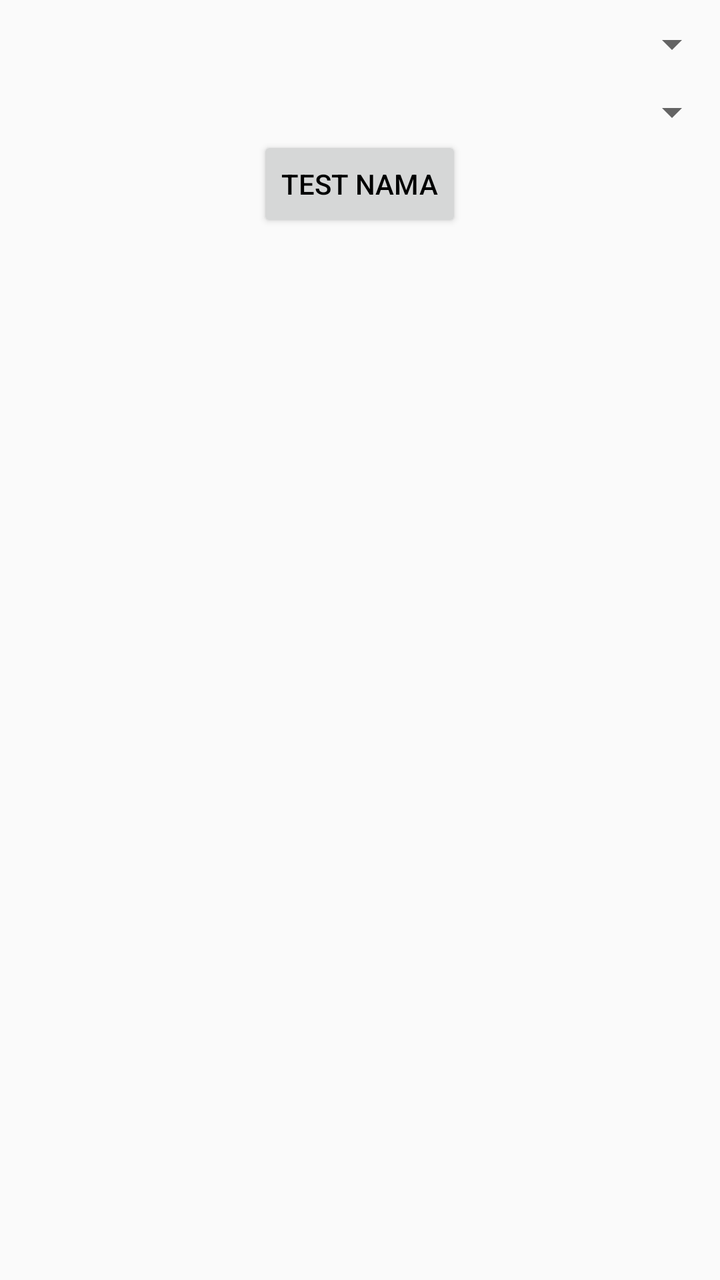
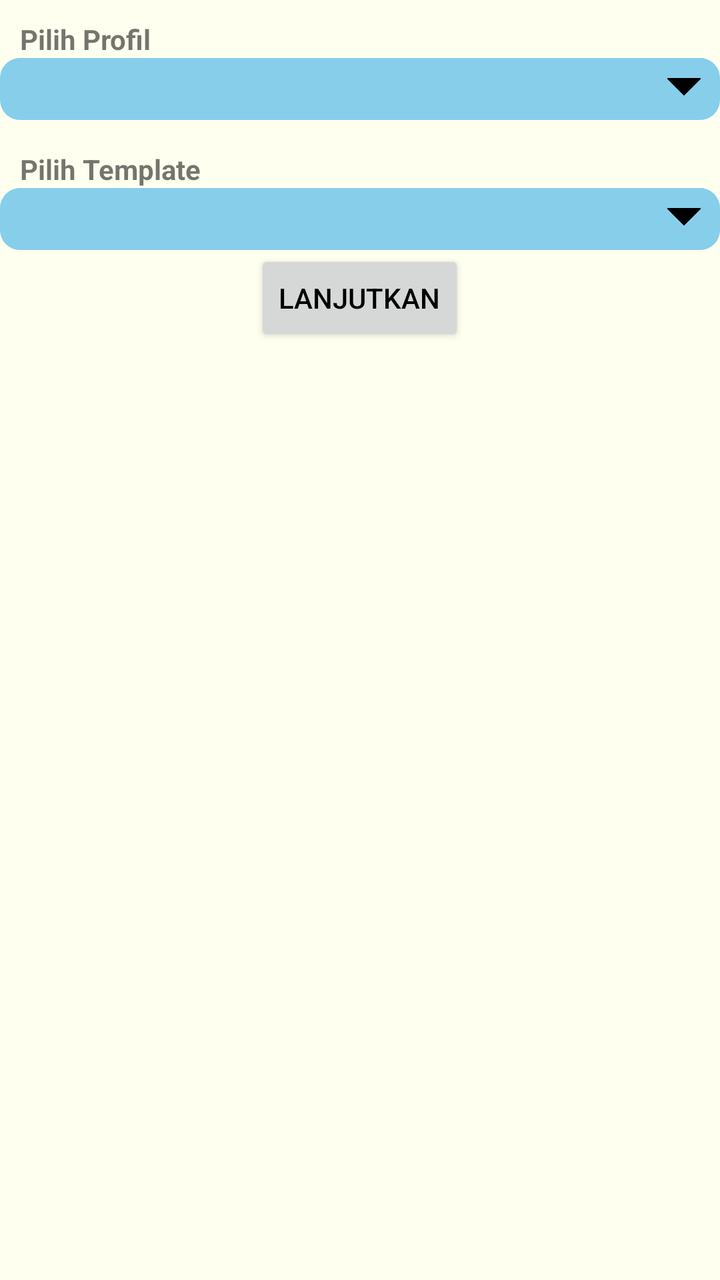

Screens rendered from an Android XML layout before and after an edit, with the pre-edit source and the edit as a unified diff.
<!-- AndroidManifest.xml: activity theme Theme.Design.Light -->
<!-- res/layout/activity_create_cv.xml -->
<?xml version="1.0" encoding="utf-8"?>
<LinearLayout xmlns:android="http://schemas.android.com/apk/res/android"
    xmlns:app="http://schemas.android.com/apk/res-auto"
    xmlns:tools="http://schemas.android.com/tools"
    android:layout_width="match_parent"
    android:layout_height="match_parent"
    tools:context=".CreateCvActivity"
    android:orientation="vertical">


    <Spinner
        android:id="@+id/choose_profil"
        android:layout_width="match_parent"
        android:layout_height="wrap_content"
        android:layout_alignParentLeft="true"
        android:layout_alignParentStart="true"
        android:layout_marginTop="10dp"
        tools:ignore="MissingConstraints" />
    <Spinner
        android:id="@+id/choose_template"
        android:layout_width="match_parent"
        android:layout_height="wrap_content"
        android:layout_alignParentLeft="true"
        android:layout_alignParentStart="true"
        android:layout_marginTop="10dp"
        tools:ignore="MissingConstraints" />

    <Button
        android:id="@+id/test_nama"
        android:layout_width="wrap_content"
        android:layout_height="wrap_content"
        android:text="test nama"
        android:textColor="@color/black"
        tools:ignore="MissingConstraints"
        android:layout_gravity="center_vertical|center_horizontal"
        />

    <ImageView
        android:id="@+id/imgtemplate"
        android:layout_width="match_parent"
        android:layout_height="match_parent"/>



</LinearLayout>
<!-- resources referenced by this layout -->
<resources>
  <color name="black">#000000</color>
</resources>

<!-- the commit's change to res/layout/activity_create_cv.xml (unified diff, before → after) -->
@@ -5,40 +5,65 @@
     android:layout_width="match_parent"
     android:layout_height="match_parent"
     tools:context=".CreateCvActivity"
-    android:orientation="vertical">
-
-
+    android:orientation="vertical"
+    android:background="@color/ivory"
+    >
+    <LinearLayout
+        android:layout_width="match_parent"
+        android:layout_height="wrap_content"
+        android:background="@color/ivory"
+        android:orientation="vertical">
+    <TextView
+        android:layout_width="match_parent"
+        android:layout_height="wrap_content"
+        android:text="Pilih Profil"
+        android:layout_marginLeft="10dp"
+        android:layout_marginTop="10dp"
+        android:textStyle ="bold"
+        />
     <Spinner
         android:id="@+id/choose_profil"
         android:layout_width="match_parent"
         android:layout_height="wrap_content"
         android:layout_alignParentLeft="true"
         android:layout_alignParentStart="true"
-        android:layout_marginTop="10dp"
+        android:layout_marginTop="0dp"
+        android:background="@drawable/blue_outline"
         tools:ignore="MissingConstraints" />
+    <TextView
+        android:layout_width="match_parent"
+        android:layout_height="wrap_content"
+        android:text="Pilih Template"
+        android:layout_marginLeft="10dp"
+        android:layout_marginTop="15dp"
+        android:textStyle ="bold"
+        />
     <Spinner
         android:id="@+id/choose_template"
         android:layout_width="match_parent"
         android:layout_height="wrap_content"
         android:layout_alignParentLeft="true"
         android:layout_alignParentStart="true"
-        android:layout_marginTop="10dp"
+        android:layout_marginTop="0dp"
+        android:background="@drawable/blue_outline"
         tools:ignore="MissingConstraints" />
-
     <Button
         android:id="@+id/test_nama"
         android:layout_width="wrap_content"
         android:layout_height="wrap_content"
-        android:text="test nama"
+        android:text="Lanjutkan"
         android:textColor="@color/black"
         tools:ignore="MissingConstraints"
         android:layout_gravity="center_vertical|center_horizontal"
         />
-
+    </LinearLayout>
     <ImageView
         android:id="@+id/imgtemplate"
         android:layout_width="match_parent"
-        android:layout_height="match_parent"/>
+        android:layout_height="match_parent"
+        android:layout_marginBottom="20dp"
+        android:layout_marginTop="10dp"
+        />
 
 
 
<!-- resource entries referenced after the edit -->
@@ -1,5 +1,36 @@
 <!-- resources referenced by this layout -->
 <resources>
   <color name="black">#000000</color>
+  <color name="ivory">#FFFFF0</color>
+  <!-- drawable blue_outline (drawable) -->
+  <?xml version="1.0" encoding="utf-8"?>
+  <layer-list xmlns:android="http://schemas.android.com/apk/res/android">
+      <item>
+          <shape android:shape="rectangle">
+              <solid android:color="@color/sky_blue"/>
+              <corners android:radius="10dp" />
+          </shape>
+      </item>
+      <item android:gravity="center_vertical|right" android:right="8dp">
+          <layer-list>
+              <item android:width="12dp" android:height="12dp"  android:gravity="center" android:bottom="10dp">
+                  <rotate
+                      android:fromDegrees="45"
+                      android:toDegrees="45">
+                      <shape android:shape="rectangle">
+                          <solid android:color="@color/black" />
+                          <stroke android:color="@color/black" android:width="1dp"/>
+                      </shape>
+                  </rotate>
+              </item>
+              <item android:width="20dp" android:height="10dp" android:bottom="21dp" android:gravity="center">
+                  <shape android:shape="rectangle">
+                      <solid android:color="@color/sky_blue"/>
+                  </shape>
+              </item>
+          </layer-list>
+      </item>
+  </layer-list>
+  <color name="sky_blue">#87CEEB</color>
 </resources>
 
